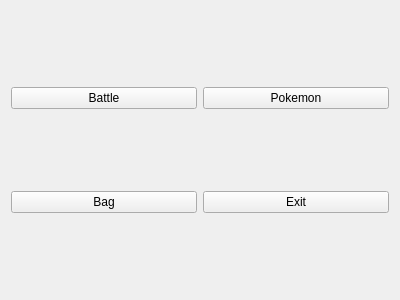
Before: the Qt Designer form mainmenupage.ui in njraf/pokemon_MVVM, drawn with Qt 5.
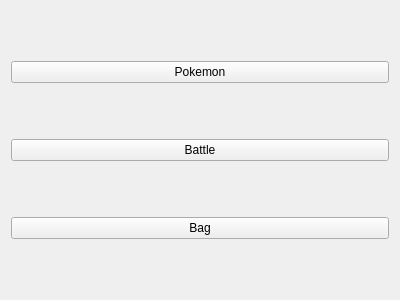
After: the same form once the commit is applied.

Commit message: Remove exit button. Arrange main menu buttons vertically.

Patch:
```diff
--- a/mainmenupage.ui
+++ b/mainmenupage.ui
@@ -13,35 +13,28 @@
   <property name="windowTitle">
    <string>Form</string>
   </property>
-  <layout class="QGridLayout" name="gridLayout">
-   <item row="0" column="0">
-    <widget class="QPushButton" name="battleButton">
-     <property name="text">
-      <string>Battle</string>
-     </property>
-    </widget>
-   </item>
-   <item row="0" column="1">
+  <layout class="QVBoxLayout" name="verticalLayout">
+   <item>
     <widget class="QPushButton" name="pokemonButton">
      <property name="text">
       <string>Pokemon</string>
      </property>
     </widget>
    </item>
-   <item row="1" column="0">
+   <item>
+    <widget class="QPushButton" name="battleButton">
+     <property name="text">
+      <string>Battle</string>
+     </property>
+    </widget>
+   </item>
+   <item>
     <widget class="QPushButton" name="bagButton">
      <property name="text">
       <string>Bag</string>
      </property>
     </widget>
    </item>
-   <item row="1" column="1">
-    <widget class="QPushButton" name="exitButton">
-     <property name="text">
-      <string>Exit</string>
-     </property>
-    </widget>
-   </item>
   </layout>
  </widget>
  <resources/>
```
